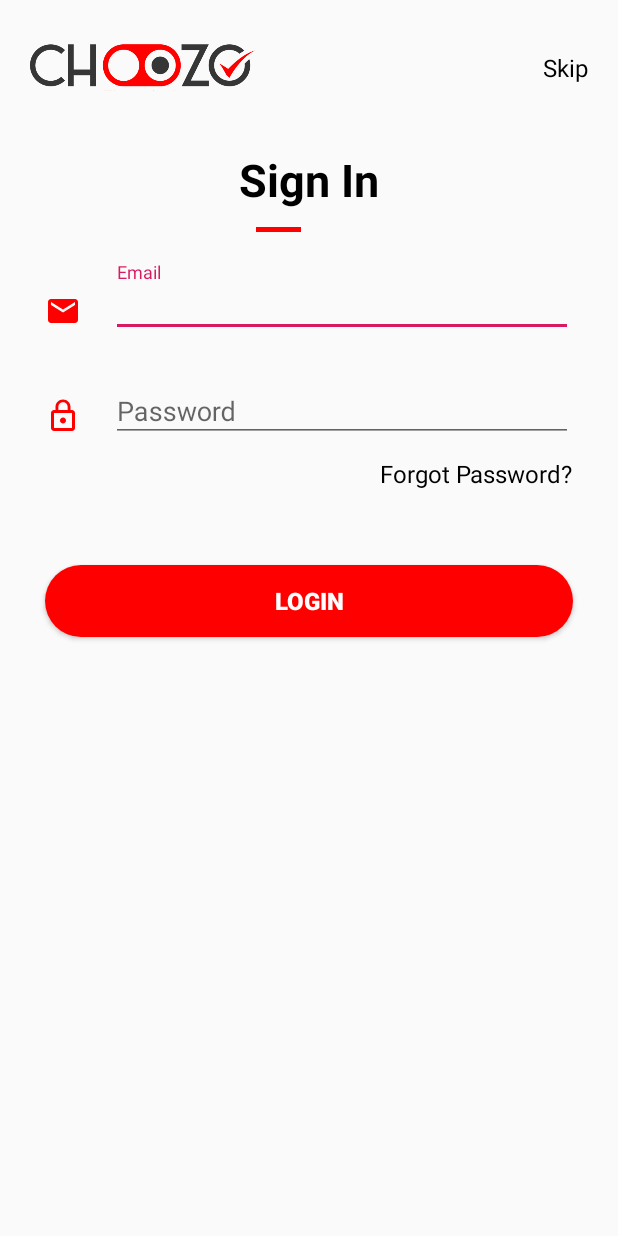
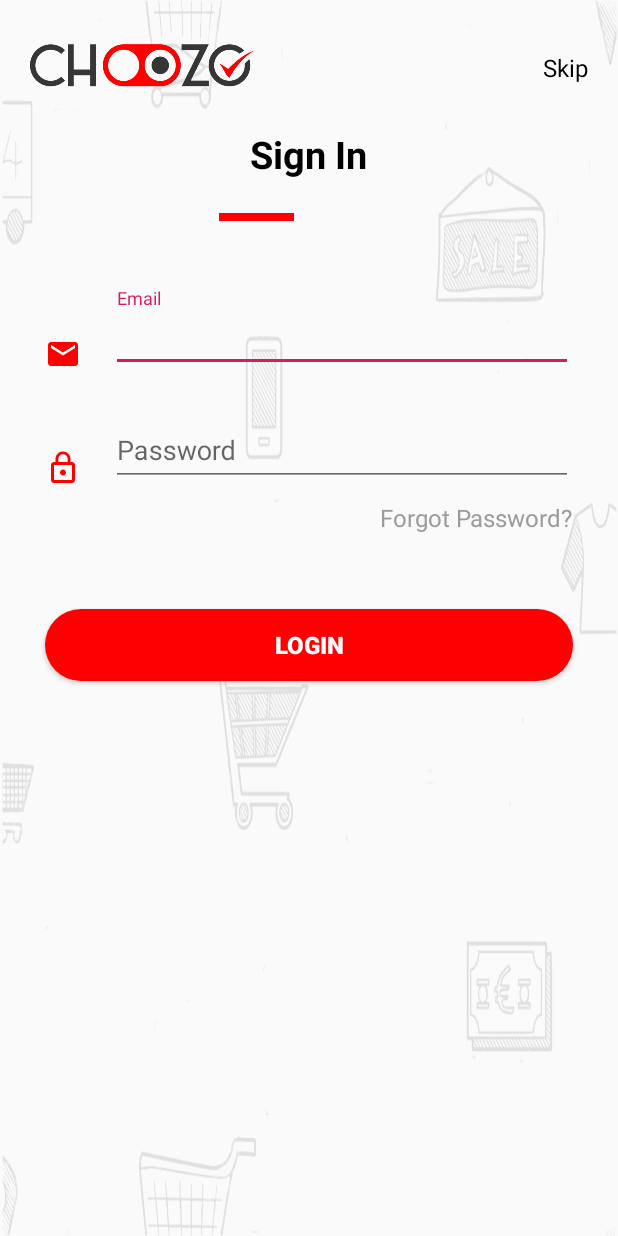
Before and after one commit to coolutkarshraj/Choozo_ecommerce, an Android app: the layout activity_login.xml on its own in the app's theme, with its tools: preview values and no code run, on a phone screen of 412 x 824 dp. Run offline under Robolectric (Android 15) with nearby library versions, the phone set to English and light mode, and no system bars; Roboto replaces fonts that are not available here.

Commit message:
design update

```diff
--- a/app/src/main/AndroidManifest.xml
+++ b/app/src/main/AndroidManifest.xml
@@ -12,7 +12,7 @@
         android:roundIcon="@mipmap/ic_launcher_round"
         android:supportsRtl="true"
         android:theme="@style/AppTheme.NoActionBar">
-        <activity android:name=".activity.loginRegistrationflow.loginActivity"
+        <activity android:name=".activity.loginRegistrationflow.LoginActivity"
             android:screenOrientation="portrait">
 
         </activity>
--- a/app/src/main/java/com/io/choozo/activity/OnBoardingActivity.java
+++ b/app/src/main/java/com/io/choozo/activity/OnBoardingActivity.java
@@ -16,6 +16,7 @@ import android.widget.Toast;
 
 import com.io.choozo.R;
 import com.io.choozo.activity.homeActivity.MainActivity;
+import com.io.choozo.activity.loginRegistrationflow.LoginActivity;
 import com.smarteist.autoimageslider.DefaultSliderView;
 import com.smarteist.autoimageslider.IndicatorAnimations;
 import com.smarteist.autoimageslider.SliderLayout;
@@ -57,7 +58,7 @@ public class OnBoardingActivity extends AppCompatActivity implements View.OnClic
     public void onClick(View v) {
        switch (v.getId()){
            case R.id.btn_start :
-               Intent i =new Intent(activity, MainActivity.class);
+               Intent i =new Intent(activity, LoginActivity.class);
                startActivity(i);
        }
 
--- a/app/src/main/res/layout/activity_login.xml
+++ b/app/src/main/res/layout/activity_login.xml
@@ -4,7 +4,10 @@
     xmlns:tools="http://schemas.android.com/tools"
     android:layout_width="match_parent"
     android:layout_height="match_parent"
-    tools:context=".activity.loginRegistrationflow.loginActivity">
+    android:windowSoftInputMode="adjustResize"
+    android:background="@drawable/shopbackground11"
+
+    tools:context=".activity.loginRegistrationflow.LoginActivity">
 
     <RelativeLayout
         android:layout_width="match_parent"
@@ -28,60 +31,78 @@
             android:layout_marginRight="@dimen/endmargin"/>
     </RelativeLayout>
 
-    <RelativeLayout
+    <LinearLayout
         android:layout_width="match_parent"
         android:layout_height="wrap_content"
         android:layout_marginTop="20dp"
         android:id="@+id/secondlayout"
+        android:gravity="center"
+        android:orientation="vertical"
         android:layout_below="@+id/firstlayout">
 
         <TextView
+            android:id="@+id/tv_signin"
             android:layout_width="wrap_content"
             android:layout_height="wrap_content"
+            android:layout_alignTop="@+id/secondlayout"
+            android:lineSpacingExtra="6dp"
             android:text="Sign In"
-            android:layout_centerHorizontal="true"
-            android:textSize="30dp"
-            android:lineSpacingExtra="6dp"
-            android:textStyle="bold"
-            android:layout_centerVertical="true"
             android:textColor="@color/black"
-            android:id="@+id/tv_signin"
-            android:layout_marginRight="@dimen/endmargin"/>
+            android:textSize="25dp"
+            android:textStyle="bold" />
 
-        <RelativeLayout
+        <LinearLayout
             android:layout_width="match_parent"
             android:layout_height="wrap_content"
-            android:layout_below="@+id/tv_signin">
-            <RelativeLayout
-                android:layout_width="wrap_content"
-                android:layout_height="wrap_content"
-                android:layout_centerHorizontal="true"
-               >
-            <ImageView
-                android:layout_width="30dp"
-                android:layout_height="3dp"
-                android:layout_marginTop="25dp"
-                android:id="@+id/image_login"
-                android:background="@color/red"/>
-            <ImageView
-                android:layout_width="30dp"
-                android:layout_height="3dp"
-                android:layout_marginTop="25dp"
-                android:layout_marginLeft="10dp"
-                android:id="@+id/image_signup"
-                android:layout_toRightOf="@+id/image_login"
-               />
-            </RelativeLayout>
-        </RelativeLayout>
-    </RelativeLayout>
+            android:layout_below="@+id/tv_signin"
+            android:gravity="center"
+            android:layout_marginTop="2dp">
+
+                <RelativeLayout
+                    android:layout_width="50dp"
+                    android:layout_height="50dp"
+                    android:paddingTop="20dp"
+
+                    android:paddingBottom="20dp"
+                    android:layout_centerVertical="true"
+                    android:id="@+id/image_login">
+
+
+                            <RelativeLayout
+                                android:layout_width="50dp"
+                                android:layout_height="5dp"
+                                android:background="@color/red"
+                                android:id="@+id/tab">
+
+                            </RelativeLayout>
+
+                </RelativeLayout>
+                <RelativeLayout
+                    android:layout_width="50dp"
+                    android:layout_height="50dp"
+                    android:layout_marginLeft="20dp"
+                    android:paddingTop="20dp"
+                    android:paddingBottom="20dp"
+                    android:layout_centerVertical="true"
+                    android:id="@+id/image_signup"
+                    android:layout_toRightOf="@+id/image_login"
+                 >
+                            <RelativeLayout
+                                android:layout_width="50dp"
+                                android:layout_height="5dp"
+                                android:id="@+id/tab1">
+                            </RelativeLayout>
+                </RelativeLayout>
+        </LinearLayout>
+    </LinearLayout>
 
     <RelativeLayout
         android:layout_width="match_parent"
         android:layout_height="wrap_content"
         android:layout_marginTop="20dp"
         android:layout_marginStart="10dp"
+        android:id="@+id/loginlayout"
         android:layout_marginEnd="10dp"
-
         android:layout_centerInParent="true"
         android:layout_below="@+id/secondlayout">
 
@@ -96,7 +117,7 @@
 
         <RelativeLayout
             android:layout_width="match_parent"
-            android:layout_height="50dp"
+            android:layout_height="wrap_content"
             android:id="@+id/emaillayout"
 
             android:layout_marginStart="@dimen/startmargin"
@@ -130,7 +151,7 @@
         </RelativeLayout>
         <RelativeLayout
             android:layout_width="match_parent"
-            android:layout_height="50dp"
+            android:layout_height="wrap_content"
             android:layout_marginTop="20dp"
             android:id="@+id/passwordlayout"
             android:layout_below="@+id/emaillayout"
@@ -174,7 +195,7 @@
            android:layout_gravity="right"
             android:textSize="@dimen/text_small"
             android:layout_centerVertical="true"
-            android:textColor="@color/black"
+            android:textColor="#9C9B9B"
             android:id="@+id/tv_forgotpassword"
             android:layout_marginRight="@dimen/endmargin"/>
         <Button
@@ -183,6 +204,7 @@
             android:layout_below="@+id/tv_forgotpassword"
             android:layout_marginTop="50dp"
             android:text="Login"
+            android:id="@+id/btnlogin"
             android:textColor="@color/white"
             android:textStyle="bold"
             android:textSize="16dp"
@@ -200,10 +222,10 @@
         android:layout_width="match_parent"
         android:layout_height="wrap_content"
         android:layout_marginTop="20dp"
-        android:visibility="gone"
+       android:visibility="gone"
         android:layout_marginStart="10dp"
         android:layout_marginEnd="10dp"
-
+        android:id="@+id/register_layout"
         android:layout_centerInParent="true"
         android:layout_below="@+id/secondlayout">
 
@@ -253,7 +275,7 @@
                 <RelativeLayout
                     android:layout_width="match_parent"
                     android:layout_height="50dp"
-                    android:layout_marginTop="20dp"
+                    android:layout_marginTop="5dp"
                     android:id="@+id/register_email_layout"
                     android:layout_below="@+id/emaillayout"
                     android:layout_marginStart="@dimen/startmargin"
@@ -289,7 +311,7 @@
                 <RelativeLayout
                     android:layout_width="match_parent"
                     android:layout_height="50dp"
-                    android:layout_marginTop="20dp"
+                    android:layout_marginTop="5dp"
                     android:id="@+id/register_phone_layout"
                     android:layout_below="@+id/emaillayout"
                     android:layout_marginStart="@dimen/startmargin"
@@ -327,7 +349,7 @@
                 <RelativeLayout
                     android:layout_width="match_parent"
                     android:layout_height="50dp"
-                    android:layout_marginTop="20dp"
+                    android:layout_marginTop="5dp"
                     android:id="@+id/password_layout_register"
                     android:layout_below="@+id/emaillayout"
                     android:layout_marginStart="@dimen/startmargin"
@@ -366,8 +388,9 @@
                     android:layout_width="match_parent"
                     android:layout_height="wrap_content"
                     android:layout_below="@+id/tv_forgotpassword"
-                    android:layout_marginTop="50dp"
+                    android:layout_marginTop="20dp"
                     android:text="Register"
+                    android:id="@+id/btn_register"
                     android:textColor="@color/white"
                     android:textStyle="bold"
                     android:textSize="16dp"
@@ -392,17 +415,18 @@
                     android:orientation="horizontal"
                     android:layout_gravity="center">
                     <ImageView
-                        android:layout_width="50dp"
-                        android:layout_height="50dp"
+                        android:layout_width="40dp"
+                        android:layout_height="40dp"
                         android:background="@drawable/facebook"/>
                     <ImageView
-                        android:layout_width="50dp"
-                        android:layout_height="50dp"
+                        android:layout_width="40dp"
+                        android:layout_height="40dp"
+                        android:visibility="gone"
                         android:layout_marginLeft="20dp"
                         android:background="@drawable/twitter"/>
                     <ImageView
-                        android:layout_width="50dp"
-                        android:layout_height="50dp"
+                        android:layout_width="40dp"
+                        android:layout_height="40dp"
                         android:layout_marginLeft="20dp"
                         android:background="@drawable/googleplus"/>
                 </LinearLayout>
--- a/app/src/main/res/layout/activity_splash.xml
+++ b/app/src/main/res/layout/activity_splash.xml
@@ -4,7 +4,7 @@
     xmlns:tools="http://schemas.android.com/tools"
     android:layout_width="match_parent"
     android:layout_height="match_parent"
-    android:background="@drawable/login_bg"
+    android:background="@drawable/shopbackground11"
     tools:context=".activity.splashActivity.SplashActivity">
 
     <ImageView
```
Also changed, not shown: app/src/main/java/com/io/choozo/Fragment/Home/HomeFragment.java (+31 -0 lines), app/src/main/java/com/io/choozo/activity/loginRegistrationflow/LoginActivity.java (added, +103 -0 lines), app/src/main/java/com/io/choozo/activity/loginRegistrationflow/loginActivity.java (deleted, +0 -15 lines), app/src/main/java/com/io/choozo/adapter/ShopingCategoryAdapter.java (+31 -3 lines), app/src/main/java/com/io/choozo/model/dummydataModel/ShopCategoryModel.java (renamed from app/src/main/java/com/io/choozo/model/dummydataModel/ShopCategory.java, +5 -9 lines), app/src/main/res/layout/homefragment.xml (+19 -0 lines), app/src/main/res/layout/shoping_category_cardview.xml (+5 -3 lines), app/src/main/res/drawable/shopbackground11.png (added), app/src/main/res/drawable/shopbackground15.png (added).
